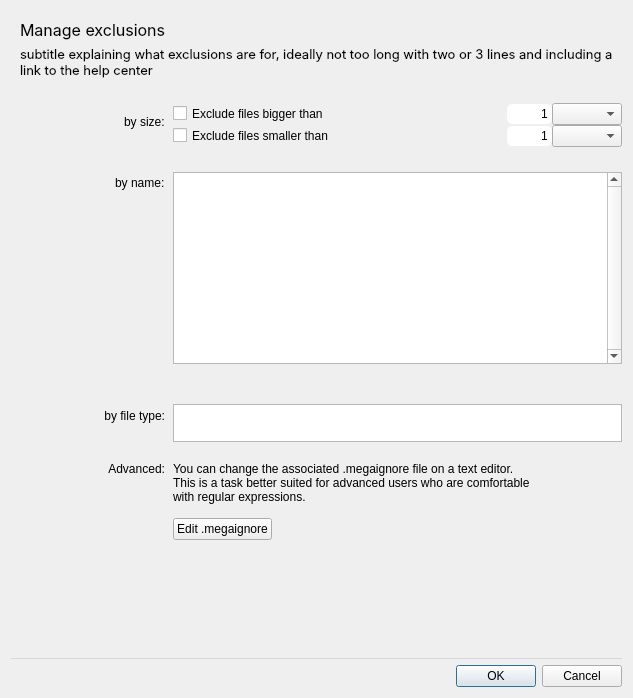
Qt form src/MEGASync/syncs/gui/Twoways/macx/IgnoresEditingDialog.ui (meganz/MEGAsync) before a commit.
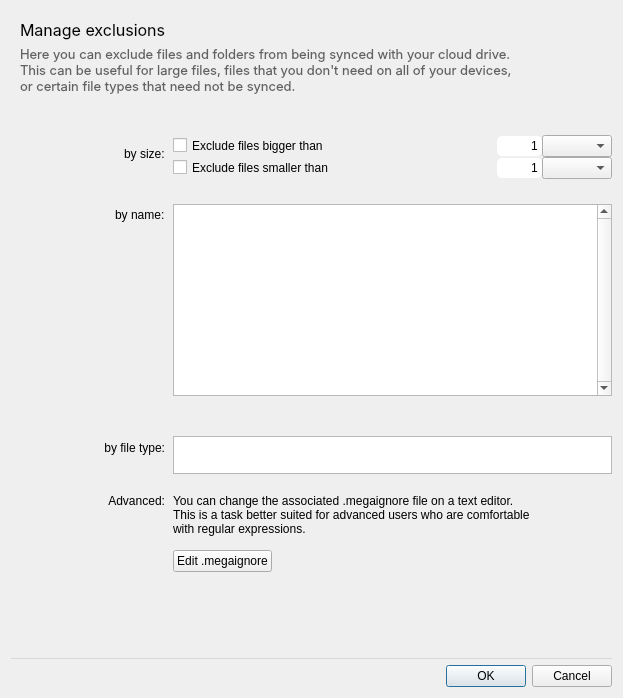
The same form after that commit. Custom widgets are drawn as their Qt base class.

The edit to the form file:
```diff
--- a/src/MEGASync/syncs/gui/Twoways/macx/IgnoresEditingDialog.ui
+++ b/src/MEGASync/syncs/gui/Twoways/macx/IgnoresEditingDialog.ui
@@ -57,9 +57,15 @@
       </item>
       <item>
        <widget class="QLabel" name="lDescription">
+        <property name="styleSheet">
+         <string notr="true">QLabel
+{color: rgba(48, 50, 51, 0.75) }</string>
+        </property>
         <property name="text">
-         <string>subtitle explaining what exclusions are for, ideally not too long with two or 3 lines and including a 
-link to the help center </string>
+         <string>Here you can exclude files and folders from being synced with your cloud drive.
+This can be useful for large files, files that you don't need on all of your devices,
+or certain file types that need not be synced.
+</string>
         </property>
        </widget>
       </item>
```
